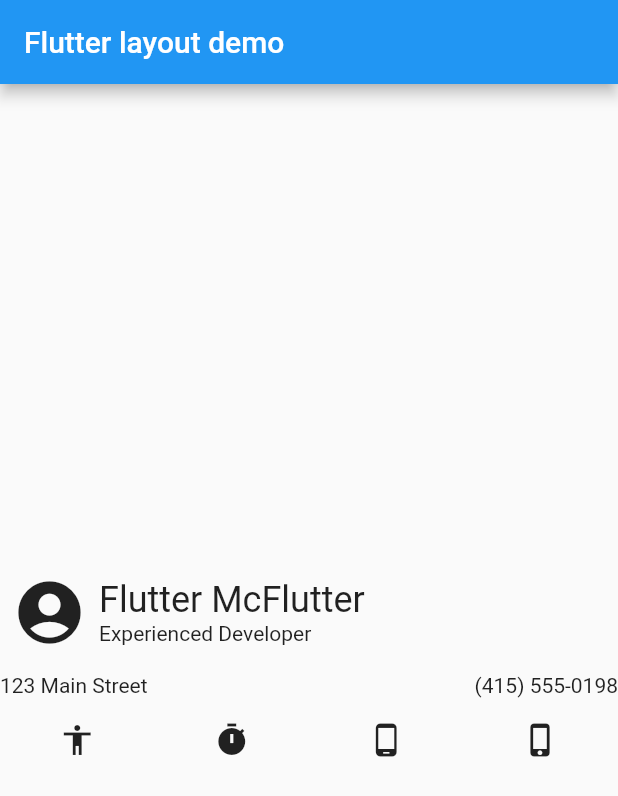
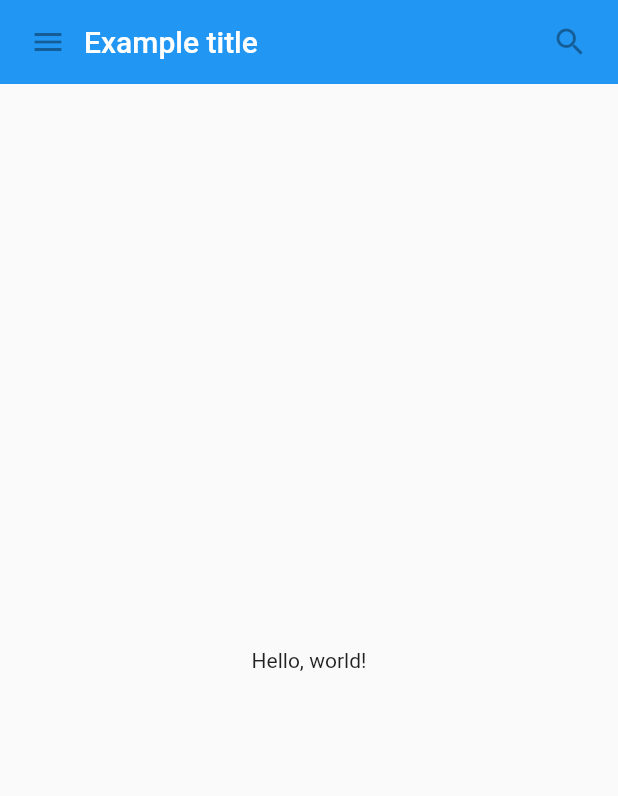
Before and after one commit to sundalei/layout_demo, a Flutter app: the screen it shows after launch, on a phone screen of 412 x 824 dp. Shown: the top 796 px of the screen. Run offline on Flutter 3.47's test engine with Material 2 defaults, Android fonts, the phone set to English and light mode, and no system bars.

Commit message:
basic widget

```diff
--- a/lib/main.dart
+++ b/lib/main.dart
@@ -1,100 +1,71 @@
 import 'package:flutter/material.dart';
 import 'package:flutter/rendering.dart' show debugPaintSizeEnabled;
 
-void main() {
-  debugPaintSizeEnabled = false;
-  runApp(MyApp());
-}
+class MyAppBar extends StatelessWidget {
+  MyAppBar({this.title});
 
-class MyApp extends StatelessWidget {
-  static final showCard = true;
+  final Widget title;
 
   @override
   Widget build(BuildContext context) {
-    return MaterialApp(
-      title: 'Flutter layout demo',
-      home: Scaffold(
-        appBar: AppBar(
-          title: Text('Flutter layout demo'),
-        ),
-        body: Center(
-          child: MyWidget(),
-        ),
+    return Container(
+      height: 56.0,
+      padding: const EdgeInsets.symmetric(horizontal: 8.0),
+      decoration: BoxDecoration(
+        color: Colors.blue[500],
+      ),
+      child: Row(
+        children: <Widget>[
+          IconButton(
+            icon: Icon(Icons.menu),
+            tooltip: 'Navigation menu',
+            onPressed: null,
+          ),
+          Expanded(
+            child: title,
+          ),
+          IconButton(
+            icon: Icon(Icons.search),
+            tooltip: 'Search',
+            onPressed: null,
+          ),
+        ],
       ),
     );
   }
 }
 
-class MyWidget extends StatelessWidget {
+
+class MyScaffold extends StatelessWidget {
   @override
   Widget build(BuildContext context) {
-    return Column(
-      mainAxisSize: MainAxisSize.min,
-      crossAxisAlignment: CrossAxisAlignment.stretch,
-      children: [
-        Row(children: [
-          Padding(
-            padding: const EdgeInsets.all(8.0),
-            child: Icon(
-              Icons.account_circle,
-              size: 50,
+    return Material(
+      child: Column(
+        children: <Widget>[
+          MyAppBar(
+            title: Text(
+              'Example title',
+              style: Theme.of(context).primaryTextTheme.headline6,
             ),
           ),
-          Column(
-            mainAxisSize: MainAxisSize.min,
-            crossAxisAlignment: CrossAxisAlignment.start,
-            children: [
-              Text(
-                'Flutter McFlutter',
-                style: Theme.of(context).textTheme.headline5,
-              ),
-              Text(
-                'Experienced Developer',
-              ),
-            ],
-          )
-        ]),
-        SizedBox(
-          height: 8,
-        ),
-        Row(
-          mainAxisAlignment: MainAxisAlignment.spaceBetween,
-          children: [
-            Text(
-              '123 Main Street',
+          Expanded(
+            child: Center(
+              child: Text('Hello, world!'),
             ),
-            Text(
-              '(415) 555-0198',
-            ),
-          ],
-        ),
-        SizedBox(
-          height: 16,
-        ),
-        Row(
-          mainAxisAlignment: MainAxisAlignment.spaceAround,
-          children: [
-            Icon(Icons.accessibility),
-            Icon(Icons.timer),
-            Icon(Icons.phone_android),
-            Icon(Icons.phone_iphone),
-          ],
-        ),
-      ],
-    );
-  }
-}
-
-class BlueBox extends StatelessWidget {
-  @override
-  Widget build(BuildContext context) {
-    return Container(
-      width: 50,
-      height: 50,
-      decoration: BoxDecoration(
-        color: Colors.blue,
-        border: Border.all(),
+          ),
+        ],
       ),
     );
   }
 }
+void main() {
+  debugPaintSizeEnabled = false;
+  runApp(
+    MaterialApp(
+      title: 'My app',
+      home: SafeArea(
+        child: MyScaffold(),
+      ),
+    )
+  );
+}
```
Also changed, not shown: 1 other file.
